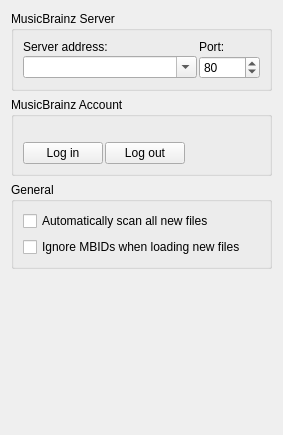
Before: the Qt Designer form ui/options_general.ui in snorkel-marlin-repos/metabrainz_picard_pr_904_3ca4d82f-4ff3-43d0-b189-d6a148d499c5, drawn with Qt 5.
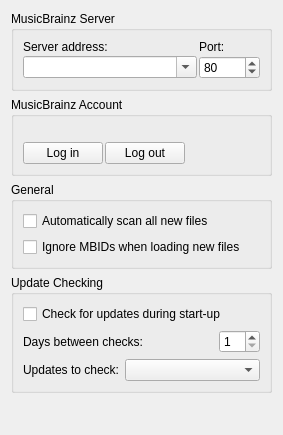
After: the same form once the commit is applied.

Commit message:
PICARD-1045: Add program update checking
Original PR #904 by rdswift
Original: https://github.com/metabrainz/picard/pull/904

Patch:
```diff
--- a/ui/options_general.ui
+++ b/ui/options_general.ui
@@ -132,6 +132,94 @@
      </layout>
     </widget>
    </item>
+   <item>
+    <widget class="QGroupBox" name="groupBox_3">
+     <property name="enabled">
+      <bool>true</bool>
+     </property>
+     <property name="sizePolicy">
+      <sizepolicy hsizetype="Preferred" vsizetype="Preferred">
+       <horstretch>0</horstretch>
+       <verstretch>0</verstretch>
+      </sizepolicy>
+     </property>
+     <property name="title">
+      <string>Update Checking</string>
+     </property>
+     <layout class="QVBoxLayout" name="verticalLayout_2">
+      <item>
+       <widget class="QCheckBox" name="check_for_updates">
+        <property name="text">
+         <string>Check for updates during start-up</string>
+        </property>
+       </widget>
+      </item>
+      <item>
+       <layout class="QGridLayout" name="gridLayout">
+        <property name="bottomMargin">
+         <number>0</number>
+        </property>
+        <item row="0" column="0">
+         <widget class="QLabel" name="label_2">
+          <property name="sizePolicy">
+           <sizepolicy hsizetype="MinimumExpanding" vsizetype="Preferred">
+            <horstretch>0</horstretch>
+            <verstretch>0</verstretch>
+           </sizepolicy>
+          </property>
+          <property name="text">
+           <string>Days between checks:</string>
+          </property>
+         </widget>
+        </item>
+        <item row="0" column="1">
+         <widget class="QSpinBox" name="update_check_days">
+          <property name="sizePolicy">
+           <sizepolicy hsizetype="Fixed" vsizetype="Fixed">
+            <horstretch>0</horstretch>
+            <verstretch>0</verstretch>
+           </sizepolicy>
+          </property>
+          <property name="alignment">
+           <set>Qt::AlignLeading|Qt::AlignLeft|Qt::AlignVCenter</set>
+          </property>
+          <property name="minimum">
+           <number>1</number>
+          </property>
+         </widget>
+        </item>
+       </layout>
+      </item>
+      <item>
+       <layout class="QGridLayout" name="gridLayout_2">
+        <property name="bottomMargin">
+         <number>0</number>
+        </property>
+        <item row="0" column="0">
+         <widget class="QLabel" name="label_3">
+          <property name="text">
+           <string>Updates to check:</string>
+          </property>
+         </widget>
+        </item>
+        <item row="0" column="1">
+         <widget class="QComboBox" name="update_level">
+          <property name="sizePolicy">
+           <sizepolicy hsizetype="MinimumExpanding" vsizetype="Fixed">
+            <horstretch>0</horstretch>
+            <verstretch>0</verstretch>
+           </sizepolicy>
+          </property>
+          <property name="editable">
+           <bool>false</bool>
+          </property>
+         </widget>
+        </item>
+       </layout>
+      </item>
+     </layout>
+    </widget>
+   </item>
    <item>
     <spacer>
      <property name="orientation">
```
The commit also changes 8 other files.
